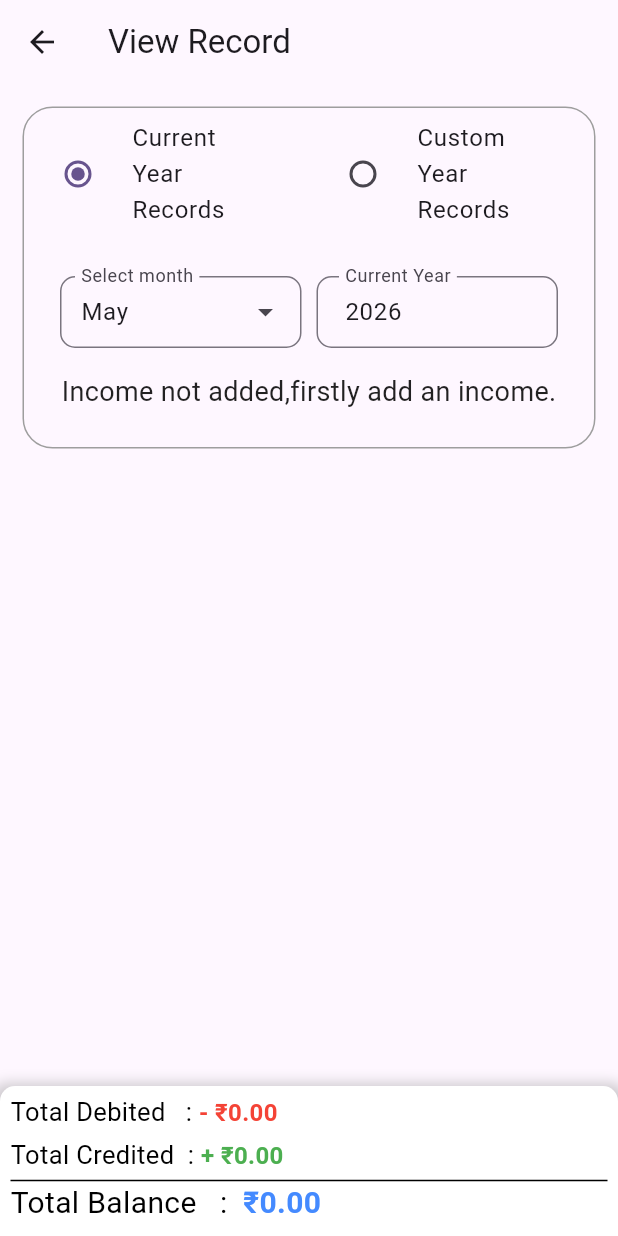
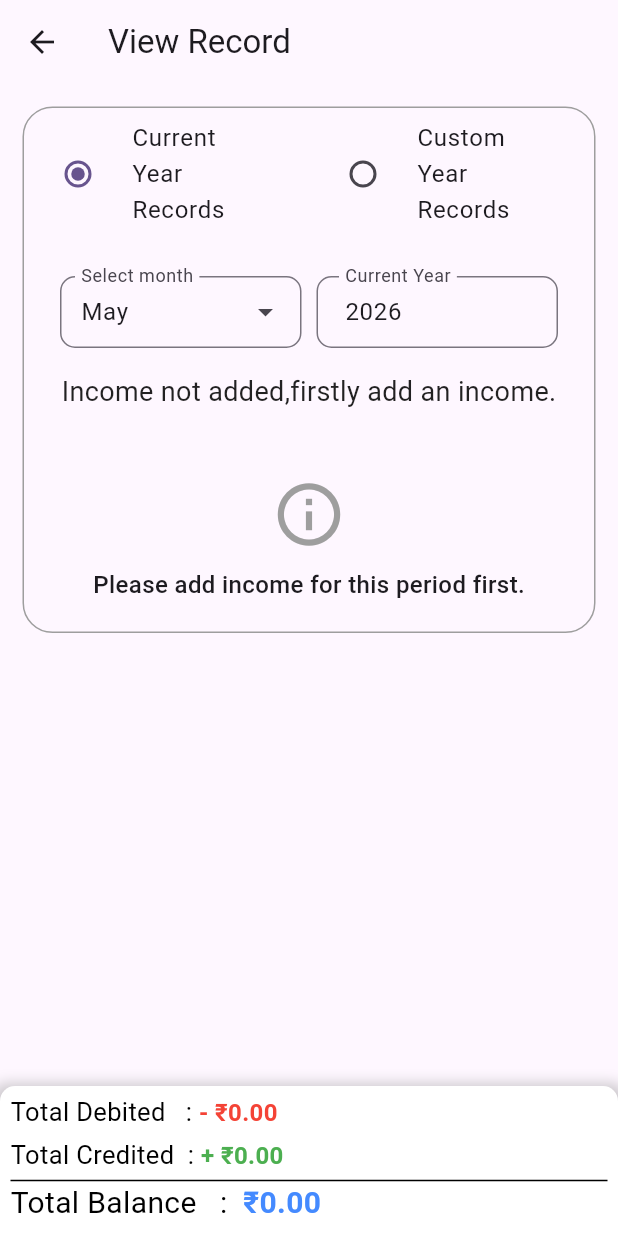
Before and after one commit to fdeveloper786/salary_budget_app, a Flutter app: the ViewRecordScreen screen opened by its route, on a phone screen of 412 x 824 dp. Run offline on Flutter 3.47's test engine with Material 3 defaults, Android fonts, the phone set to English and light mode, and no system bars; our stand-ins replace cloud_firestore, firebase_auth, firebase_core, fl_chart, flutter_native_splash, get and 6 more; missing offline and left inert: custom_gradient_button, flutter_pdfview; accounts and stored records are empty.

Commit message:
Package Updated with bug fix.

```diff
--- a/lib/Presentation/Screens/view_record/controller/view_controller.dart
+++ b/lib/Presentation/Screens/view_record/controller/view_controller.dart
@@ -49,14 +49,6 @@ class ViewRecordController extends GetxController {
     'Nov',
     'Dec',
   ].obs;
-  /*var yearList = [
-    '2018',
-    '2019',
-    '2020',
-    '2021',
-    '2022',
-  ].obs;
-*/
   RxList<String> yearList = <String>[].obs;
 
   String user_number = '';
@@ -217,8 +209,8 @@ class ViewRecordController extends GetxController {
         }
         // Sort recordList based on transDate
         recordList.sort((a, b) => a.transDate!.compareTo(b.transDate!));
-        isLoading.value = false;
       }
+      isLoading.value = false;
     } catch (e) {
       developer.log('---catch logs${e}');
     }
--- a/lib/Presentation/Screens/view_record/view/view_record_screen.dart
+++ b/lib/Presentation/Screens/view_record/view/view_record_screen.dart
@@ -102,19 +102,42 @@ class ViewRecordScreen extends StatelessWidget {
   }
 
   Widget dataTable(BuildContext screenContext) {
+      log("lineNo 106 ${viewRecordController.recordList.length} ${viewRecordController.isLoading.value}");
       return Obx(() {
+        if(viewRecordController.isLoading.value) {
+          return const Padding(
+            padding: EdgeInsets.symmetric(vertical: 30),
+            child: Center(child: CircularProgressIndicator(),),
+          );
+        }
+        bool noIncome = !viewRecordController.isIncomeNull.value;
+        bool noRecords = viewRecordController.recordList.isEmpty;
+
+        if (noIncome || noRecords) {
+          return Padding(
+            padding: const EdgeInsets.all(20.0),
+            child: Center(
+              child: Column(
+                children: [
+                  const Icon(Icons.info_outline, size: 50, color: Colors.grey),
+                  const SizedBox(height: 10),
+                  Text(
+                    noIncome
+                        ? 'Please add income for this period first.'
+                        : 'No records found for this period.',
+                    style: const TextStyle(fontSize: 16, fontWeight: FontWeight.w500),
+                  ),
+                ],
+              ),
+            ),
+          );
+        }
         return Visibility(
           visible: viewRecordController.isIncomeNull.value,
-        child: viewRecordController.isLoading.value ?
-            Center(child: CircularProgressIndicator(),)
-        :
+          child:
           SingleChildScrollView(
               scrollDirection: Axis.horizontal,
-            child: (viewRecordController.recordList.length == 0)
-                ? Center(
-                    child: Text('No record added.Firstly add the record.'),
-                  )
-                : DataTable(
+              child: DataTable(
                 columnSpacing: 20.0,
                 columns: <DataColumn>[
                   DataColumn(
```
Also changed, not shown: 3 other files. Lines whose indentation alone changed are shown as unchanged.
